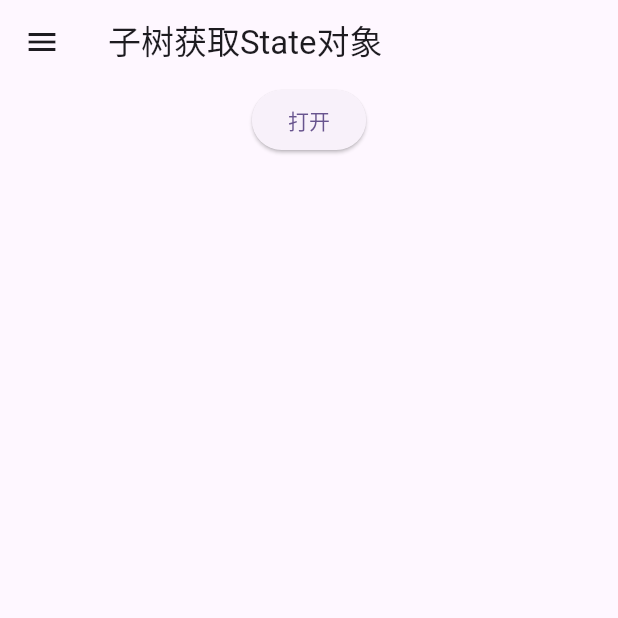
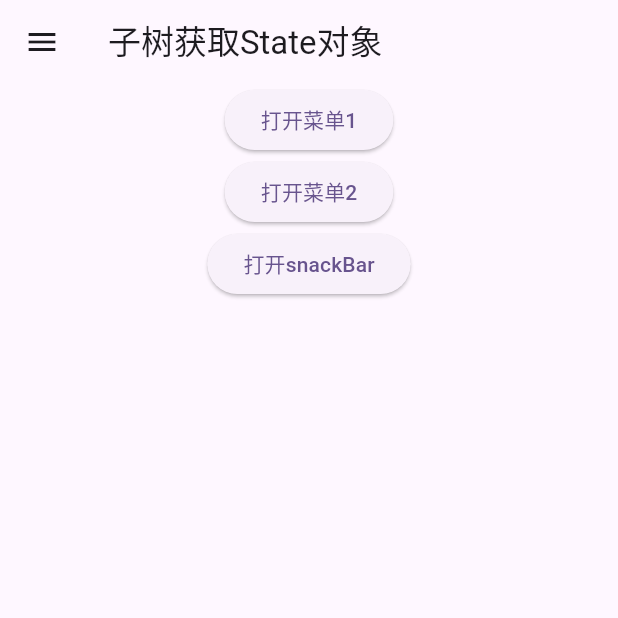
Before and after one commit to jaycehan-bit/funnyone, a Flutter app: the screen it shows after launch, on a phone screen of 412 x 824 dp, the top half of it. Run offline on Flutter 3.47's test engine with Material 2 defaults, Android fonts, the phone set to English and light mode, and no system bars.

Commit message:
学习获取State对象

```diff
--- a/lib/main.dart
+++ b/lib/main.dart
@@ -144,11 +144,32 @@
             Builder(builder: (context) {
               return ElevatedButton(
                 onPressed: () {
+                  // 使用-findAncestorStateOfType方法获取state
                   ScaffoldState _state =
                       context.findAncestorStateOfType<ScaffoldState>()!;
                   _state.openDrawer();
                 },
-                child: Text('打开'),
+                child: Text('打开菜单1'),
+              );
+            }),
+            Builder(builder: (context) {
+              return ElevatedButton(
+                onPressed: () {
+                  // 使用of静态方法获取state
+                  ScaffoldState _state = Scaffold.of(context);
+                  _state.openDrawer();
+                },
+                child: Text('打开菜单2'),
+              );
+            }),
+            Builder(builder: (context) {
+              return ElevatedButton(
+                onPressed: () {
+                  ScaffoldMessenger.of(context).showSnackBar(
+                    SnackBar(content: Text('This is a snackBar')),
+                  );
+                },
+                child: Text('打开snackBar'),
               );
             }),
           ],
```
